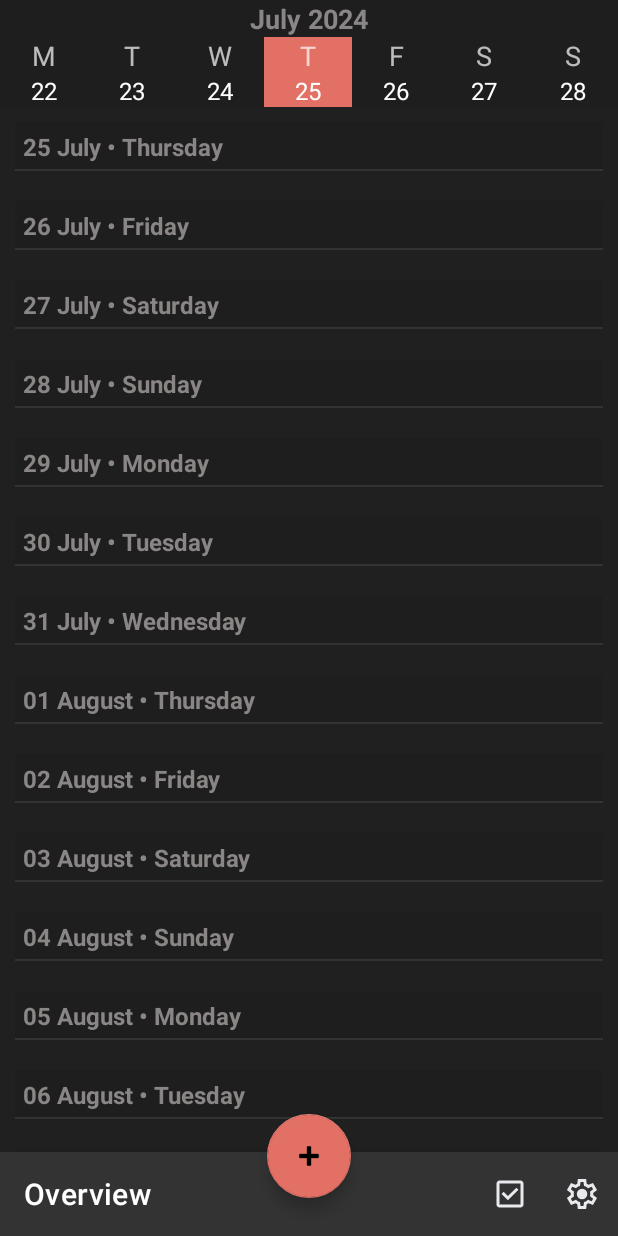
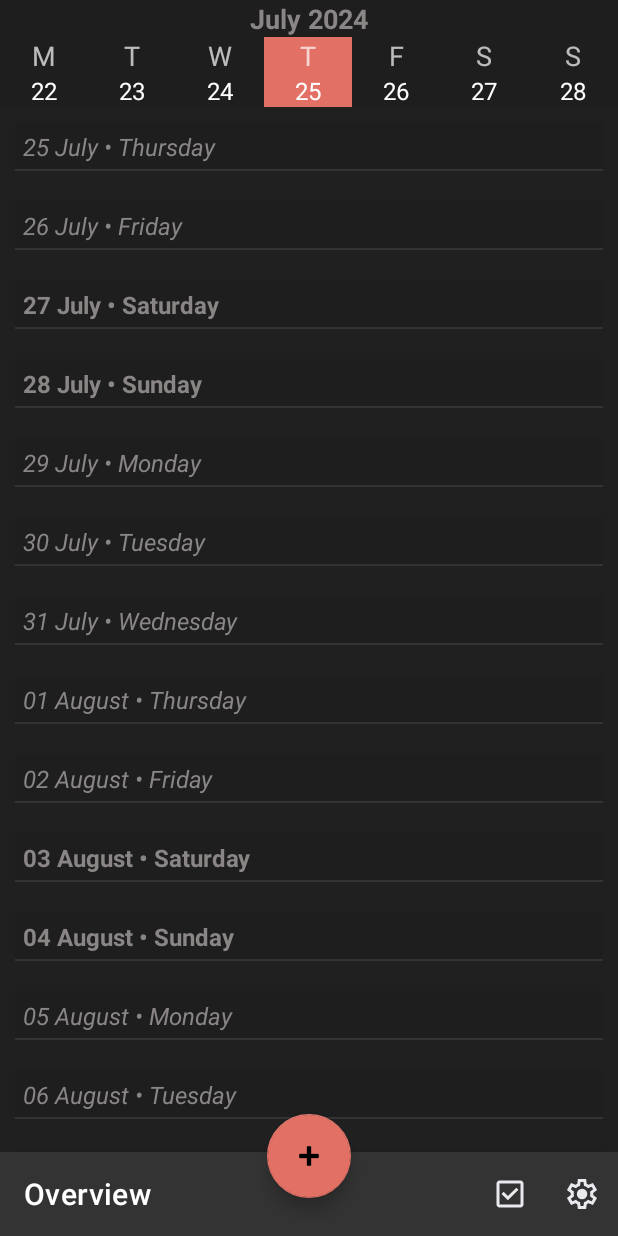
Before and after one commit to SecondBrainPlanner/SecondBrain, an Android app: the screen it shows after launch (MainActivity), on a phone screen of 412 x 824 dp. Run offline under Robolectric (Android 15) with nearby library versions, the phone set to English and light mode, and no system bars.

Commit message:
Saturday / Sunday are now bold instead of italic

```diff
--- a/app/src/main/java/io/github/secondbrainplanner/TaskAdapter.java
+++ b/app/src/main/java/io/github/secondbrainplanner/TaskAdapter.java
@@ -1,6 +1,7 @@
 package io.github.secondbrainplanner;
 
 import android.content.Context;
+import android.graphics.Typeface;
 import android.os.CountDownTimer;
 import android.os.Handler;
 import android.os.Looper;
@@ -92,6 +93,15 @@ public class TaskAdapter extends RecyclerView.Adapter<TaskAdapter.ViewHolder> {
                 holder.dateTextView.setTextColor(ContextCompat.getColor(holder.itemView.getContext(), R.color.white));
             } else {
                 holder.dateTextView.setTextColor(ContextCompat.getColor(holder.itemView.getContext(), R.color.grey));
+            }
+
+            Calendar calendar = Calendar.getInstance();
+            calendar.setTimeInMillis(dateInMillis);
+            int dayOfWeek = calendar.get(Calendar.DAY_OF_WEEK);
+            if (dayOfWeek == Calendar.SATURDAY || dayOfWeek == Calendar.SUNDAY) {
+                holder.dateTextView.setTypeface(null, Typeface.BOLD);
+            } else {
+                holder.dateTextView.setTypeface(null, Typeface.ITALIC);
             }
 
             holder.dateTextView.setOnClickListener(v -> onDateClickListener.onDateClick(dateInMillis));
--- a/app/src/main/res/layout/item_task.xml
+++ b/app/src/main/res/layout/item_task.xml
@@ -12,7 +12,7 @@
         android:layout_width="match_parent"
         android:layout_height="wrap_content"
         android:textSize="16sp"
-        android:textStyle="bold"
+        android:textStyle="normal"
         android:padding="5dp"
         android:textColor="#DC6C6767"
         android:visibility="gone"
```
